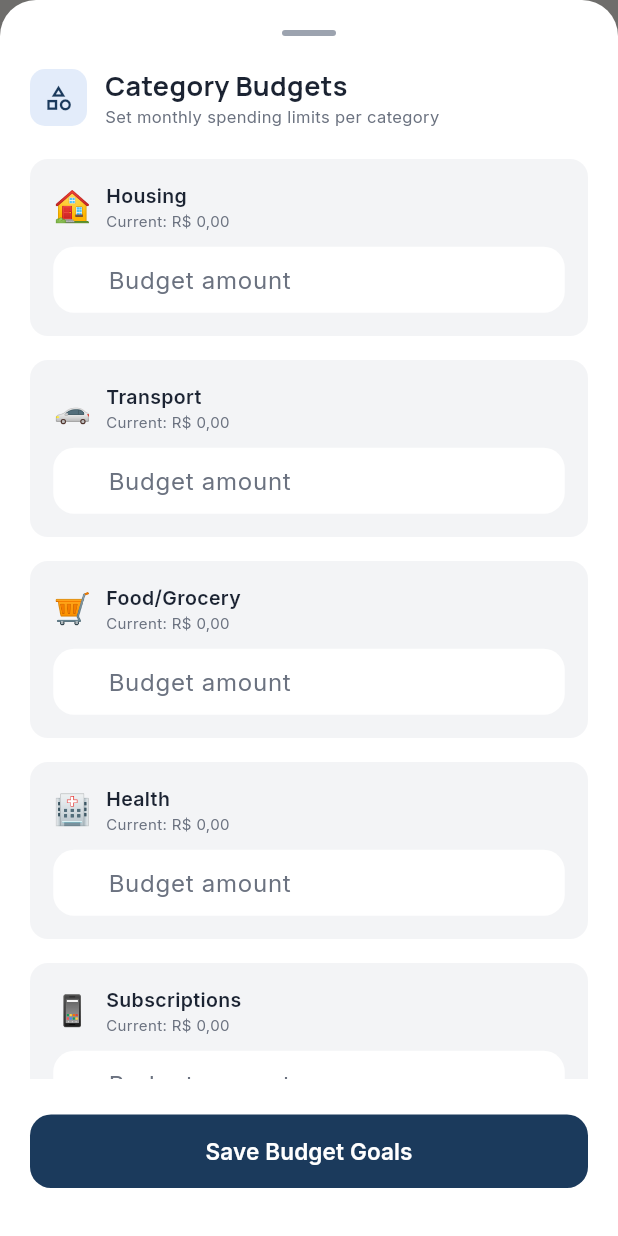
After one commit to luigrocha/farol, a Flutter app: the SettingsScreen screen opened directly, after a tap on "Category Budgets", on a phone screen of 412 x 824 dp. The commit adds this screen. Run offline on Flutter 3.47's test engine with Material 3 defaults, Android fonts, the phone set to English and light mode, and no system bars; our stand-ins replace csv, drift, fl_chart, flutter_riverpod, google_fonts, google_sign_in and 3 more; accounts and stored records are empty; generated files the repository leaves out were written again.

Commit message:
feat: add BudgetGoalsSheet for managing category-based spending limits and update repository logic

```diff
--- a/lib/core/models/budget_goal.dart
+++ b/lib/core/models/budget_goal.dart
@@ -26,4 +26,12 @@ class BudgetGoal {
         type: json['type'] as String,
         createdAt: DateTime.parse(json['created_at'] as String),
       );
+
+  Map<String, dynamic> toJson() => {
+        'user_id': userId,
+        'category': category,
+        'target_percentage': targetPercentage,
+        'target_amount': targetAmount,
+        'type': type,
+      };
 }
--- a/lib/core/providers/providers.dart
+++ b/lib/core/providers/providers.dart
@@ -314,6 +314,21 @@ class BudgetSettingsNotifier extends AsyncNotifier<BudgetSettings?> {
   }
 }
 
+final budgetGoalsNotifierProvider =
+    AsyncNotifierProvider<BudgetGoalsNotifier, void>(() {
+  return BudgetGoalsNotifier();
+});
+
+class BudgetGoalsNotifier extends AsyncNotifier<void> {
+  @override
+  Future<void> build() async {}
+
+  Future<void> save(BudgetGoal goal) async {
+    await ref.read(budgetGoalsRepositoryProvider).upsert(goal);
+    ref.invalidate(budgetGoalsProvider);
+  }
+}
+
 /// Net salary: uses budget if configured, falls back to actual income records.
 final effectiveNetSalaryProvider = Provider.autoDispose<double>((ref) {
   final budget = ref.watch(budgetSettingsProvider).value;
--- a/lib/core/repositories/budget_goals_repository.dart
+++ b/lib/core/repositories/budget_goals_repository.dart
@@ -37,4 +37,13 @@ class BudgetGoalsRepository {
   Future<void> delete(int id) async {
     await _supabase.from('budget_goals').delete().eq('id', id);
   }
+
+  Future<void> upsert(BudgetGoal goal) async {
+    final userId = _userId;
+    if (userId == null) throw Exception('Not authenticated');
+    await _supabase.from('budget_goals').upsert(
+      goal.toJson()..['user_id'] = userId,
+      onConflict: 'user_id,category',
+    );
+  }
 }
--- /dev/null
+++ b/lib/features/budget/presentation/budget_goals_sheet.dart
@@ -0,0 +1,321 @@
+import 'package:flutter/material.dart';
+import 'package:flutter_riverpod/flutter_riverpod.dart';
+import 'package:google_fonts/google_fonts.dart';
+import '../../../core/models/enums.dart';
+import '../../../core/models/budget_goal.dart';
+import '../../../core/providers/providers.dart';
+import '../../../core/theme/app_theme.dart';
+import '../../../core/theme/farol_colors.dart';
+import '../../../core/services/financial_calculator_service.dart';
+
+class BudgetGoalsSheet extends ConsumerStatefulWidget {
+  const BudgetGoalsSheet({super.key});
+
+  @override
+  ConsumerState<BudgetGoalsSheet> createState() => _BudgetGoalsSheetState();
+}
+
+class _BudgetGoalsSheetState extends ConsumerState<BudgetGoalsSheet> {
+  final _controllers = <String, TextEditingController>{};
+  bool _saving = false;
+
+  @override
+  void initState() {
+    super.initState();
+    final goalsMap = ref.read(budgetGoalsMapProvider);
+    for (final cat in ExpenseCategory.values) {
+      final dbValue = cat.dbValue;
+      final goal = goalsMap[dbValue];
+      _controllers[dbValue] = TextEditingController(
+        text: goal?.targetAmount.toStringAsFixed(2) ?? '',
+      );
+    }
+  }
+
+  @override
+  void dispose() {
+    for (final ctrl in _controllers.values) {
+      ctrl.dispose();
+    }
+    super.dispose();
+  }
+
+  double _parse(String text) => double.tryParse(text.trim().replaceAll(',', '.')) ?? 0;
+
+  Future<void> _save() async {
+    setState(() => _saving = true);
+    try {
+      final effectiveSalary = ref.read(effectiveNetSalaryProvider);
+
+      for (final cat in ExpenseCategory.values) {
+        final dbValue = cat.dbValue;
+        final amountText = _controllers[dbValue]?.text ?? '';
+        if (amountText.isEmpty) continue;
+
+        final amount = _parse(amountText);
+        if (amount <= 0) continue;
+
+        final percentage = effectiveSalary > 0 ? (amount / effectiveSalary) * 100 : 0;
+
+        final goal = BudgetGoal(
+          id: 0,
+          userId: '',
+          category: dbValue,
+          targetPercentage: percentage.toDouble(),
+          targetAmount: amount,
+          type: 'Need',
+          createdAt: DateTime.now(),
+        );
+
+        await ref.read(budgetGoalsNotifierProvider.notifier).save(goal);
+      }
+
+      if (mounted) {
+        Navigator.of(context).pop();
+        ScaffoldMessenger.of(context).showSnackBar(
+          const SnackBar(
+            content: Text('Budget goals saved!'),
+            backgroundColor: Colors.green,
+          ),
+        );
+      }
+    } catch (e) {
+      if (mounted) {
+        ScaffoldMessenger.of(context).showSnackBar(
+          SnackBar(
+            content: Text('Error saving budget: $e'),
+            backgroundColor: Colors.red,
+          ),
+        );
+      }
+    } finally {
+      if (mounted) setState(() => _saving = false);
+    }
+  }
+
+  @override
+  Widget build(BuildContext context) {
+    final colors = context.colors;
+    final monthExpensesByCategory = ref.watch(expensesByCategoryProvider);
+    final effectiveSalary = ref.watch(effectiveNetSalaryProvider);
+
+    return Padding(
+      padding: EdgeInsets.only(bottom: MediaQuery.of(context).viewInsets.bottom),
+      child: Container(
+        padding: const EdgeInsets.fromLTRB(20, 20, 20, 32),
+        decoration: BoxDecoration(
+          color: colors.surfaceLowest,
+          borderRadius: const BorderRadius.vertical(top: Radius.circular(24)),
+        ),
+        child: Column(
+          mainAxisSize: MainAxisSize.min,
+          crossAxisAlignment: CrossAxisAlignment.start,
+          children: [
+            Center(
+              child: Container(
+                width: 36,
+                height: 4,
+                decoration: BoxDecoration(
+                  color: colors.onSurfaceFaint,
+                  borderRadius: BorderRadius.circular(2),
+                ),
+              ),
+            ),
+            const SizedBox(height: 20),
+            Row(
+              children: [
+                Container(
+                  width: 38,
+                  height: 38,
+                  decoration: BoxDecoration(
+                    color: colors.iconTintBlue,
+                    borderRadius: BorderRadius.circular(10),
+                  ),
+                  child: const Icon(
+                    Icons.category_outlined,
+                    size: 20,
+                    color: AppTheme.primaryColor,
+                  ),
+                ),
+                const SizedBox(width: 12),
+                Expanded(
+                  child: Column(
+                    crossAxisAlignment: CrossAxisAlignment.start,
+                    children: [
+                      Text(
+                        'Category Budgets',
+                        style: GoogleFonts.manrope(
+                          fontSize: 18,
+                          fontWeight: FontWeight.w700,
+                        ),
+                      ),
+                      Text(
+                        'Set monthly spending limits per category',
+                        style: TextStyle(
+                          fontSize: 11,
+                          color: colors.onSurfaceSoft,
+                        ),
+                      ),
+                    ],
+                  ),
+                ),
+              ],
+            ),
+            const SizedBox(height: 20),
+            Flexible(
+              child: SingleChildScrollView(
+                child: Column(
+                  children: [
+                    for (final cat in ExpenseCategory.values)
+                      _BudgetCategoryRow(
+                        category: cat,
+                        controller: _controllers[cat.dbValue]!,
+                        currentSpending:
+                            monthExpensesByCategory[cat.dbValue] ?? 0,
+                        effectiveSalary: effectiveSalary,
+                      ),
+                  ],
+                ),
+              ),
+            ),
+            const SizedBox(height: 24),
+            SizedBox(
+              width: double.infinity,
+              child: ElevatedButton(
+                onPressed: _saving ? null : _save,
+                style: ElevatedButton.styleFrom(
+                  backgroundColor: AppTheme.primaryColor,
+                  foregroundColor: Colors.white,
+                  padding: const EdgeInsets.symmetric(vertical: 14),
+                  shape: RoundedRectangleBorder(
+                    borderRadius: BorderRadius.circular(14),
+                  ),
+                  elevation: 0,
+                ),
+                child: _saving
+                    ? const SizedBox(
+                        height: 18,
+                        width: 18,
+                        child: CircularProgressIndicator(
+                          strokeWidth: 2,
+                          color: Colors.white,
+                        ),
+                      )
+                    : const Text(
+                        'Save Budget Goals',
+                        style: TextStyle(
+                          fontSize: 15,
+                          fontWeight: FontWeight.w600,
+                        ),
+                      ),
+              ),
+            ),
+          ],
+        ),
+      ),
+    );
+  }
+}
+
+class _BudgetCategoryRow extends StatelessWidget {
+  final ExpenseCategory category;
+  final TextEditingController controller;
+  final double currentSpending;
+  final double effectiveSalary;
+
+  const _BudgetCategoryRow({
+    required this.category,
+    required this.controller,
+    required this.currentSpending,
+    required this.effectiveSalary,
+  });
+
+  @override
+  Widget build(BuildContext context) {
+    final colors = context.colors;
+    final budgetAmount = double.tryParse(controller.text) ?? 0;
+    final percentage = effectiveSalary > 0 ? (budgetAmount / effectiveSalary) * 100 : 0;
+    final isOver = currentSpending > budgetAmount && budgetAmount > 0;
+
+    return Container(
+      margin: const EdgeInsets.only(bottom: 16),
+      padding: const EdgeInsets.all(14),
+      decoration: BoxDecoration(
+        color: colors.surfaceLow,
+        borderRadius: BorderRadius.circular(12),
+        border: Border.all(
+          color: isOver ? Colors.orange : Colors.transparent,
+          width: 1.5,
+        ),
+      ),
+      child: Column(
+        crossAxisAlignment: CrossAxisAlignment.start,
+        children: [
+          Row(
+            children: [
+              Text(
+                category.emoji,
+                style: const TextStyle(fontSize: 20),
+              ),
+              const SizedBox(width: 10),
+              Expanded(
+                child: Column(
+                  crossAxisAlignment: CrossAxisAlignment.start,
+                  children: [
+                    Text(
+                      category.label,
+                      style: TextStyle(
+                        fontSize: 13,
+                        fontWeight: FontWeight.w600,
+                        color: colors.onSurface,
+                      ),
+                    ),
+                    Text(
+                      'Current: ${FinancialCalculatorService.formatBRL(currentSpending)}',
+                      style: TextStyle(
+                        fontSize: 10,
+                        color: colors.onSurfaceSoft,
+                      ),
+                    ),
+                  ],
+                ),
+              ),
+              if (budgetAmount > 0)
+                Container(
+                  padding: const EdgeInsets.symmetric(horizontal: 8, vertical: 3),
+                  decoration: BoxDecoration(
+                    color: colors.surfaceLowest,
+                    borderRadius: BorderRadius.circular(4),
+                  ),
+                  child: Text(
+                    '${percentage.toStringAsFixed(1)}%',
+                    style: TextStyle(
+                      fontSize: 10,
+                      fontWeight: FontWeight.w600,
+                      color: colors.onSurfaceSoft,
+                    ),
+                  ),
+                ),
+            ],
+          ),
+          const SizedBox(height: 10),
+          TextFormField(
+            controller: controller,
+            keyboardType: const TextInputType.numberWithOptions(decimal: true),
+            decoration: InputDecoration(
+              hintText: 'Budget amount',
+              prefixText: 'R\$ ',
+              prefixStyle: TextStyle(color: colors.onSurfaceSoft),
+              border: OutlineInputBorder(borderRadius: BorderRadius.circular(8)),
+              contentPadding: const EdgeInsets.symmetric(
+                horizontal: 10,
+                vertical: 10,
+              ),
+              isDense: true,
+            ),
+          ),
+        ],
+      ),
+    );
+  }
+}
--- a/lib/features/settings/settings_screen.dart
+++ b/lib/features/settings/settings_screen.dart
@@ -10,6 +10,7 @@ import '../../core/theme/farol_colors.dart';
 import '../../core/i18n/app_localizations.dart';
 import '../auth/presentation/auth_providers.dart';
 import '../budget/presentation/budget_settings_sheet.dart';
+import '../budget/presentation/budget_goals_sheet.dart';
 import '../profile/presentation/profile_providers.dart';
 
 class SettingsScreen extends ConsumerWidget {
@@ -307,6 +308,47 @@ class _BudgetSection extends ConsumerWidget {
           ),
         ),
       ),
+      const SizedBox(height: 8),
+      GestureDetector(
+        onTap: () => showModalBottomSheet(
+          context: context,
+          isScrollControlled: true,
+          backgroundColor: Colors.transparent,
+          builder: (_) => const BudgetGoalsSheet(),
+        ),
+        child: Container(
+          padding: const EdgeInsets.all(16),
+          decoration: BoxDecoration(color: colors.surfaceLowest, borderRadius: BorderRadius.circular(16)),
+          child: Row(children: [
+            Container(
+              width: 34,
+              height: 34,
+              decoration: BoxDecoration(
+                color: colors.iconTintBlue,
+                borderRadius: BorderRadius.circular(10),
+              ),
+              child: const Icon(Icons.category_outlined, size: 18, color: AppTheme.primaryColor),
+            ),
+            const SizedBox(width: 14),
+            Expanded(
+              child: Column(
+                crossAxisAlignment: CrossAxisAlignment.start,
+                children: [
+                  Text(
+                    'Category Budgets',
+                    style: TextStyle(fontSize: 14, fontWeight: FontWeight.w600, color: colors.onSurface),
+                  ),
+                  Text(
+                    'Set spending limits per category',
+                    style: TextStyle(fontSize: 11, color: colors.onSurfaceSoft),
+                  ),
+                ],
+              ),
+            ),
+            Icon(Icons.chevron_right, size: 18, color: colors.onSurfaceSoft),
+          ]),
+        ),
+      ),
     ]);
   }
 }
```
Also changed, not shown: 1 other file.
